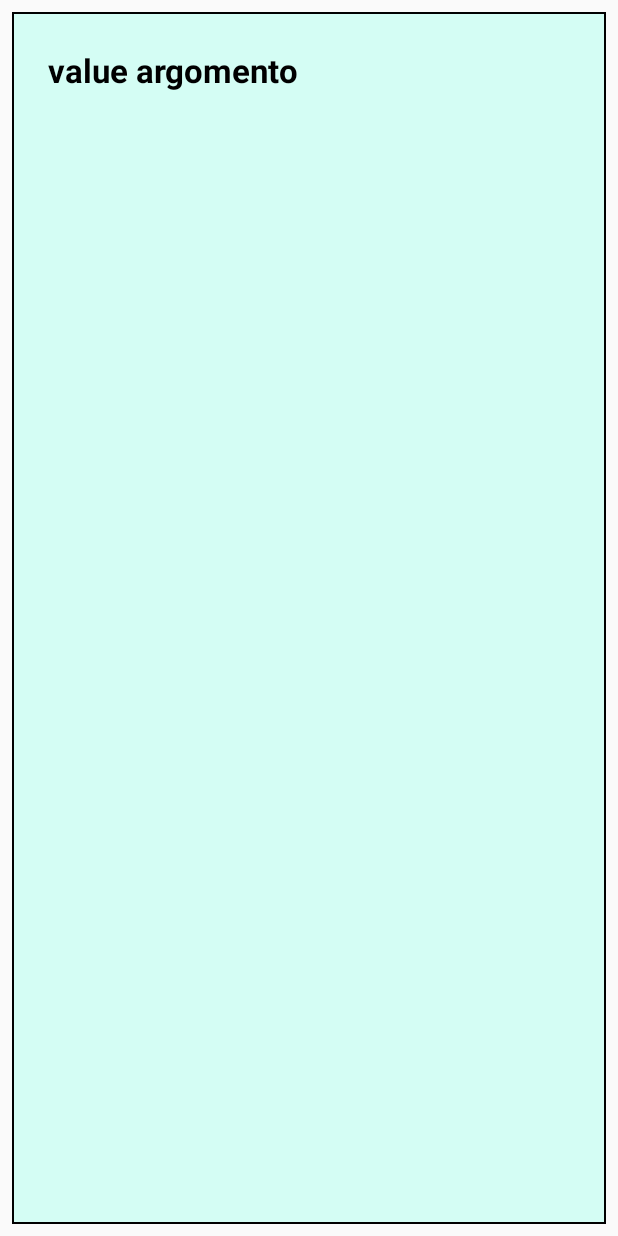
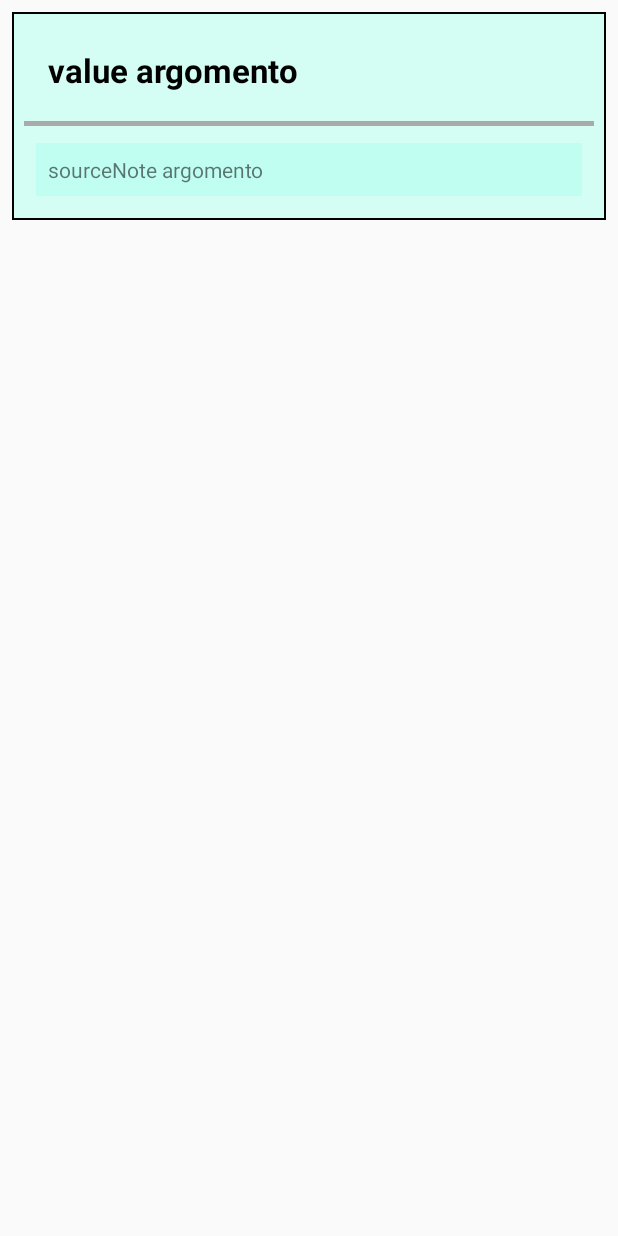
Before and after one commit to 0088024/World_Bank_v4, an Android app: the layout riga_layout_argomenti.xml on its own in the app's theme, with its tools: preview values and no code run, on a phone screen of 412 x 824 dp. Run offline under Robolectric (Android 15) with nearby library versions, the phone set to English and light mode, and no system bars.

Commit message:
miglioramenti grafica carica dati

```diff
--- a/app/src/main/res/layout/activity_lista_argomenti.xml
+++ b/app/src/main/res/layout/activity_lista_argomenti.xml
@@ -25,10 +25,9 @@
         android:id="@+id/list_view"
         android:layout_width="0dp"
         android:layout_height="0dp"
-        android:layout_marginStart="8dp"
-        android:layout_marginTop="8dp"
-        android:layout_marginEnd="8dp"
-        android:layout_marginBottom="8dp"
+        android:layout_margin="8dp"
+        android:background="@drawable/border_grigio_con_verde_acqua_dentro"
+        android:padding="8dp"
         app:layout_constraintBottom_toBottomOf="parent"
         app:layout_constraintEnd_toEndOf="parent"
         app:layout_constraintHorizontal_bias="1.0"
--- a/app/src/main/res/layout/riga_layout_argomenti.xml
+++ b/app/src/main/res/layout/riga_layout_argomenti.xml
@@ -2,45 +2,23 @@
 <LinearLayout xmlns:android="http://schemas.android.com/apk/res/android"
     xmlns:app="http://schemas.android.com/apk/res-auto"
     xmlns:tools="http://schemas.android.com/tools"
-    android:layout_width="match_parent"
-    android:layout_height="match_parent"
-    android:layout_gravity="center"
+    android:layout_width="wrap_content"
+    android:layout_height="wrap_content"
+    android:layout_gravity="top"
     android:layout_margin="8dp"
-    android:layout_marginStart="8dp"
-    android:layout_marginLeft="8dp"
-    android:layout_marginTop="8dp"
-    android:layout_marginEnd="8dp"
-    android:layout_marginRight="8dp"
-    android:layout_marginBottom="8dp"
     android:background="@drawable/border"
     android:orientation="vertical"
-    android:paddingStart="8dp"
-    android:paddingLeft="8dp"
-    android:paddingTop="8dp"
-    android:paddingEnd="8dp"
-    android:paddingRight="8dp"
-    android:paddingBottom="8dp">
+    android:padding="8dp">
 
     <TextView
         android:id="@+id/textViewValue"
         style="@style/styleLayout"
         android:layout_width="match_parent"
         android:layout_height="match_parent"
-        android:layout_marginStart="8dp"
-        android:layout_marginLeft="8dp"
-        android:layout_marginTop="8dp"
-        android:layout_marginEnd="8dp"
-        android:layout_marginRight="8dp"
-        android:layout_marginBottom="4dp"
+        android:layout_margin="8dp"
         android:background="@drawable/background_row"
         android:gravity="start"
         android:padding="8dp"
-        android:paddingStart="8dp"
-        android:paddingLeft="8dp"
-        android:paddingTop="8dp"
-        android:paddingEnd="8dp"
-        android:paddingRight="8dp"
-        android:paddingBottom="8dp"
         android:text="@string/titolo_argomenti"
         android:textColor="@color/colorNero" />
 
@@ -55,14 +33,9 @@
         android:id="@+id/textViewSourceNote"
         android:layout_width="match_parent"
         android:layout_height="match_parent"
+        android:layout_margin="8dp"
         android:background="@color/colorbackgroundlist"
         android:padding="8dp"
-        android:paddingStart="8dp"
-        android:paddingLeft="8dp"
-        android:paddingTop="8dp"
-        android:paddingEnd="8dp"
-        android:paddingRight="8dp"
-        android:paddingBottom="8dp"
         android:text="@string/note_argomenti" />
 
 
```
